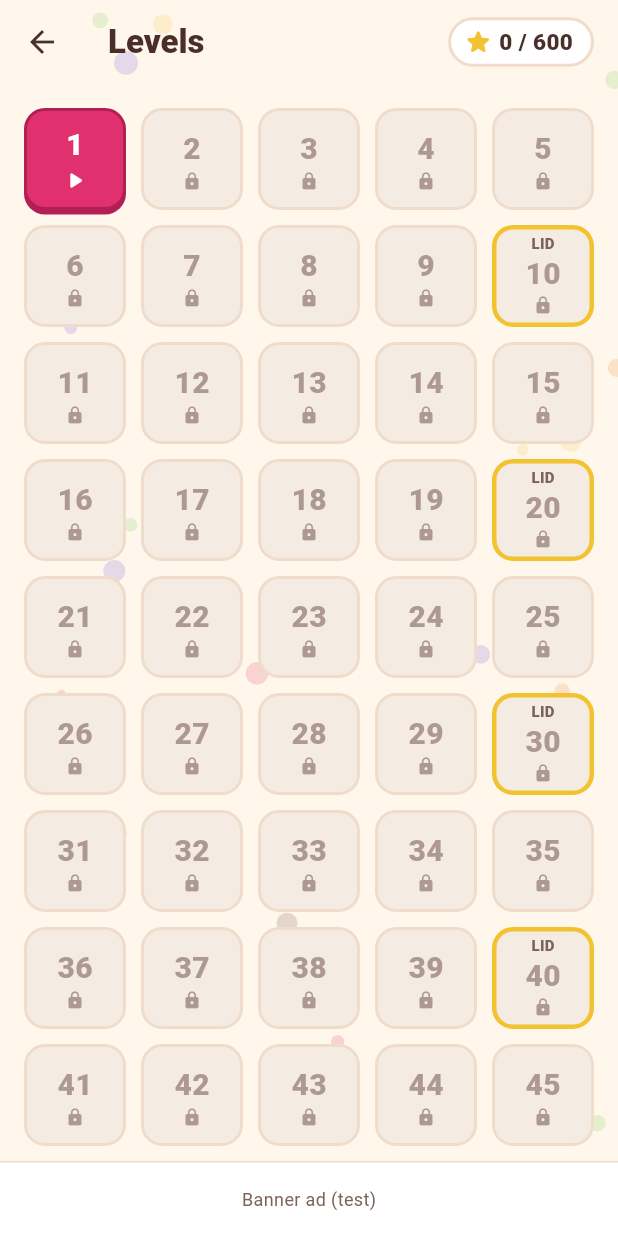
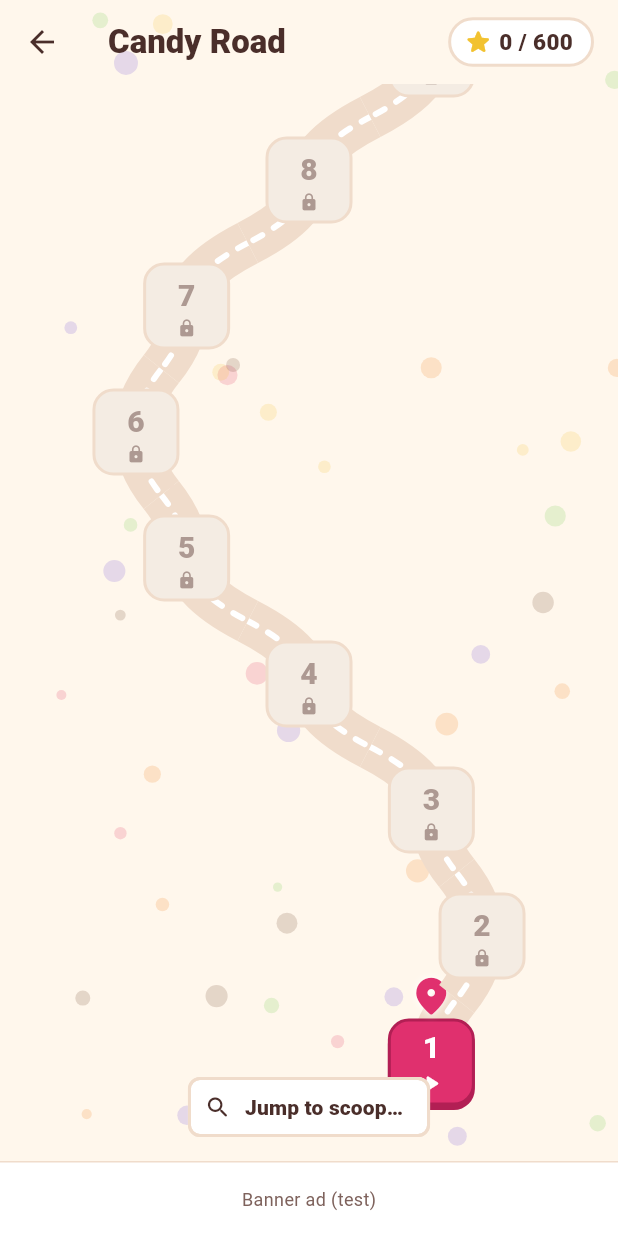
Before and after one commit to teoboonkeat/burger-stacks, a Flutter app: the screen it shows after launch, after a tap on "Levels", on a phone screen of 412 x 824 dp. Run offline on Flutter 3.47's test engine with Material 3 defaults, Android fonts, the phone set to English and light mode, and no system bars; our stand-ins replace shared_preferences; missing offline and left inert: flame, flame_audio.

Commit message:
P7: Candy Road replaces the level grid
Levels opens a winding road drawn in code, scoop 1 at the bottom. Each
scoop is a stop (the existing tile, with stars, lock, Lid label and
spoon). Lid scoops are jar landmarks showing the jar's name, what sealing
pays or that it is sealed, and its Master spoons (x / 10). Signposts 10
stops before each P6a twist say what is coming ("New ahead: Double lock
- 41"). After a new win the marker walks to the new stop the first time
the road opens. A "Jump to scoop" chip replaces the grid's quick access.

Rows are built lazily and each paints only its own piece of road, so 200
stops scroll smoothly. Save: new key roadSeen (defaults to the current
scoop, so existing players see no walk). The road's scroll maths and
signposts are unit-tested; the grid and its LevelGrid maths are removed.

Co-Authored-By: Claude Opus 5.5 <noreply@anthropic.com>

```diff
--- a/lib/app/app_state.dart
+++ b/lib/app/app_state.dart
@@ -34,6 +34,9 @@ class AppState extends ChangeNotifier implements Wallet {
   /// Scoops with a gold Master spoon (`spoons`). Starts empty: past runs
   /// did not record whether help was used.
   Set<int> spoons = {};
+  /// Candy Road stop the marker was last drawn at (`roadSeen`), so it
+  /// walks to a new stop once. Starts at the current scoop.
+  int roadSeen = 1;
 
   Future<void> load() async {
     _p = await SharedPreferences.getInstance();
@@ -62,6 +65,7 @@ class AppState extends ChangeNotifier implements Wallet {
     };
     spoons = {for (final s in _p.getStringList('spoons') ?? <String>[]) int.parse(s)};
     rankPaid = _p.getInt('rankPaid') ?? rank;
+    roadSeen = _p.getInt('roadSeen') ?? currentLevel;
   }
 
   Future<void> save() async {
@@ -83,6 +87,7 @@ class AppState extends ChangeNotifier implements Wallet {
     await _p.setStringList('boosterStock',
         [for (final e in boosterStock.entries) '${e.key.name}:${e.value}']);
     await _p.setInt('rankPaid', rankPaid);
+    await _p.setInt('roadSeen', roadSeen);
     await _p.setStringList('spoons', [for (final s in spoons.toList()..sort()) '$s']);
   }
 
--- /dev/null
+++ b/lib/app/road.dart
@@ -0,0 +1,49 @@
+/// Candy Road (P7): the level list as a winding road, scoop 1 at the
+/// bottom. Pure layout maths (unit-tested); drawn by ui/road_screen.dart.
+library;
+
+import 'dart:math';
+
+import 'chapters.dart';
+
+class RoadLayout {
+  /// Height of one stop's row, and of a Lid scoop's (a jar landmark).
+  static const rowH = 84.0, lidH = 124.0;
+
+  /// Space above the last stop and below the first.
+  static const pad = 24.0;
+
+  static double heightOf(int level) => Jars.isLid(level) ? lidH : rowH;
+
+  /// Horizontal centre of [level]'s stop as a share of the width: the
+  /// road swings left and right, one full swing every 8 stops.
+  static double xOf(int level) => .5 + .28 * sin(level * pi / 4);
+
+  /// Total scrollable height of a road of [count] stops.
+  static double extent(int count) {
+    var h = 2 * pad;
+    for (var l = 1; l <= count; l++) {
+      h += heightOf(l);
+    }
+    return h;
+  }
+
+  /// Scroll offset of a bottom-up road (offset 0 shows scoop 1) that puts
+  /// [level]'s stop in the middle of a [viewH] high view, clamped.
+  static double offsetFor(int level, int count, double viewH) {
+    var below = pad;
+    for (var l = 1; l < level; l++) {
+      below += heightOf(l);
+    }
+    final want = below + heightOf(level) / 2 - viewH / 2;
+    return want.clamp(0.0, max(0.0, extent(count) - viewH));
+  }
+
+  /// Signposts 10 stops before each P6a twist, and what they say.
+  static const signs = {
+    31: ('New ahead', 'Double lock · 41'),
+    51: ('New ahead', 'Tall tubes · 61'),
+    91: ('Ahead', 'Big Kitchen · 101'),
+    131: ('New ahead', 'Tall tubes + double lock · 141'),
+  };
+}
--- /dev/null
+++ b/lib/ui/road_screen.dart
@@ -0,0 +1,355 @@
+import 'package:flutter/material.dart';
+import 'package:flutter/services.dart';
+
+import '../app/chapters.dart';
+import '../app/road.dart';
+import '../app/theme.dart';
+import '../game/bean_painter.dart';
+import 'game_screen.dart';
+import 'screens.dart';
+import 'widgets.dart';
+
+/// Candy Road (P7): every scoop is a stop on a winding road, bottom to
+/// top. Lid scoops are jar landmarks, signposts announce the next twist,
+/// and the marker walks to the new stop after a win.
+class RoadScreen extends StatefulWidget {
+  final Services s;
+  const RoadScreen(this.s, {super.key});
+  @override
+  State<RoadScreen> createState() => _RoadScreenState();
+}
+
+class _RoadScreenState extends State<RoadScreen> {
+  ScrollController? _scroll;
+  double _viewH = 0;
+
+  /// Stop the marker is drawn at; it starts where it was last seen and
+  /// walks to the current scoop once the screen is up.
+  late int _marker =
+      widget.s.state.roadSeen.clamp(1, widget.s.state.currentLevel);
+
+  int get _count => widget.s.levels.length;
+
+  @override
+  void initState() {
+    super.initState();
+    final st = widget.s.state;
+    if (_marker < st.currentLevel) {
+      Future.delayed(const Duration(milliseconds: 450), () {
+        if (!mounted) return;
+        setState(() => _marker = st.currentLevel);
+        st.update((x) => x.roadSeen = x.currentLevel);
+      });
+    } else if (st.roadSeen != st.currentLevel) {
+      st.update((x) => x.roadSeen = x.currentLevel);
+    }
+  }
+
+  @override
+  void dispose() {
+    _scroll?.dispose();
+    super.dispose();
+  }
+
+  void _open(int level) => Navigator.push(context,
+      MaterialPageRoute(builder: (_) => GameScreen(widget.s, level)));
+
+  Future<void> _jump() async {
+    final ctl = TextEditingController();
+    final n = await showDialog<int>(
+      context: context,
+      builder: (c) {
+        void go() => Navigator.pop(c, int.tryParse(ctl.text));
+        return AlertDialog(
+          title: const Text('Jump to scoop'),
+          content: TextField(
+            controller: ctl,
+            autofocus: true,
+            keyboardType: TextInputType.number,
+            inputFormatters: [FilteringTextInputFormatter.digitsOnly],
+            decoration: InputDecoration(hintText: '1 to $_count'),
+            onSubmitted: (_) => go(),
+          ),
+          actions: [
+            TextButton(onPressed: () => Navigator.pop(c), child: const Text('Cancel')),
+            FilledButton(onPressed: go, child: const Text('Go')),
+          ],
+        );
+      },
+    );
+    if (n == null || !mounted || _scroll == null) return;
+    _scroll!.animateTo(
+        RoadLayout.offsetFor(n.clamp(1, _count), _count, _viewH),
+        duration: const Duration(milliseconds: 500),
+        curve: Curves.easeInOut);
+  }
+
+  @override
+  Widget build(BuildContext context) {
+    final st = widget.s.state;
+    return Scaffold(
+      appBar: AppBar(title: const Text('Candy Road'), actions: [
+        ListenableBuilder(
+          listenable: st,
+          builder: (context, _) => InfoChip(
+              leading: const Icon(Icons.star_rounded, color: C.star, size: 20),
+              text: '${st.starTotal} / ${_count * 3}'),
+        ),
+        const SizedBox(width: 16),
+      ]),
+      body: Column(children: [
+        Expanded(
+          child: LayoutBuilder(builder: (context, box) {
+            _viewH = box.maxHeight;
+            _scroll ??= ScrollController(
+                initialScrollOffset:
+                    RoadLayout.offsetFor(st.currentLevel, _count, box.maxHeight));
+            return Stack(children: [
+              ListenableBuilder(
+                listenable: st,
+                builder: (context, _) => ListView.builder(
+                  controller: _scroll,
+                  reverse: true,
+                  padding: const EdgeInsets.symmetric(vertical: RoadLayout.pad),
+                  itemCount: _count,
+                  itemBuilder: (context, i) => _Stop(
+                    s: widget.s,
+                    level: i + 1,
+                    count: _count,
+                    width: box.maxWidth,
+                    marker: _marker == i + 1,
+                    onTap: () => _open(i + 1),
+                  ),
+                ),
+              ),
+              Positioned(
+                left: 0,
+                right: 0,
+                bottom: 12,
+                child: Center(
+                  child: ActionChip(
+                    avatar: const Icon(Icons.search_rounded, color: C.text, size: 18),
+                    label: const Text('Jump to scoop…',
+                        style: TextStyle(fontWeight: FontWeight.w800, color: C.text)),
+                    backgroundColor: C.panel,
+                    side: const BorderSide(color: C.border, width: 2),
+                    onPressed: _jump,
+                  ),
+                ),
+              ),
+            ]);
+          }),
+        ),
+        BannerSlot(hidden: st.removeAds),
+      ]),
+    );
+  }
+}
+
+/// One row of the road: its piece of road, the stop, and for Lid scoops
+/// the jar landmark, for signpost stops the sign.
+class _Stop extends StatelessWidget {
+  final Services s;
+  final int level, count;
+  final double width;
+  final bool marker;
+  final VoidCallback onTap;
+  const _Stop(
+      {required this.s,
+      required this.level,
+      required this.count,
+      required this.width,
+      required this.marker,
+      required this.onTap});
+
+  static const tile = 58.0;
+
+  @override
+  Widget build(BuildContext context) {
+    final st = s.state;
+    final h = RoadLayout.heightOf(level);
+    final x = RoadLayout.xOf(level) * width;
+    // Labels go on the roomier side of the stop.
+    final labelLeft = RoadLayout.xOf(level) > .5;
+    final stars = st.stars[level] ?? 0;
+    final jar = Jars.of(level);
+    final sign = RoadLayout.signs[level];
+    Widget side(Widget child) => Positioned(
+          top: 0,
+          bottom: 0,
+          left: labelLeft ? 12 : x + tile / 2 + 12,
+          right: labelLeft ? width - x + tile / 2 + 12 : 12,
+          child: Align(
+            alignment: labelLeft ? Alignment.centerRight : Alignment.centerLeft,
+            child: child,
+          ),
+        );
+    return SizedBox(
+      height: h,
+      child: Stack(clipBehavior: Clip.none, children: [
+        Positioned.fill(
+          child: CustomPaint(painter: _RoadPainter(level, count, width)),
+        ),
+        Positioned(
+          left: x - tile / 2,
+          top: (h - tile) / 2,
+          width: tile,
+          height: tile,
+          child: LevelTile(
+            id: level,
+            open: st.isUnlocked(level),
+            next: level == st.currentLevel && stars == 0,
+            stars: stars,
+            lid: Jars.isLid(level),
+            spoon: stars == 0 ? null : st.spoons.contains(level),
+            onTap: onTap,
+          ),
+        ),
+        if (Jars.isLid(level))
+          side(_JarLabel(
+            jar: jar,
+            sealed: st.jarsSealed.contains(jar),
+            spoons: st.spoonsIn(jar),
+            alignEnd: labelLeft,
+          ))
+        else if (sign != null)
+          side(_Sign(sign.$1, sign.$2)),
+        Positioned(
+          left: x - 15,
+          top: (h - tile) / 2 - 30,
+          child: AnimatedScale(
+            scale: marker ? 1 : 0,
+            duration: const Duration(milliseconds: 350),
+            curve: Curves.easeOutBack,
+            child: const Icon(Icons.location_on_rounded,
+                color: C.accent,
+                size: 30,
+                shadows: [Shadow(color: Colors.white, blurRadius: 6)]),
+          ),
+        ),
+      ]),
+    );
+  }
+}
+
+/// Jar landmark beside a Lid scoop: "Jar 6 · Cola", sealed or "seal here",
+/// and its Master spoons.
+class _JarLabel extends StatelessWidget {
+  final int jar, spoons;
+  final bool sealed, alignEnd;
+  const _JarLabel(
+      {required this.jar,
+      required this.sealed,
+      required this.spoons,
+      required this.alignEnd});
+
+  @override
+  Widget build(BuildContext context) {
+    final colour = beanColors[Jars.flavour(jar)]!;
+    return Container(
+      padding: const EdgeInsets.fromLTRB(10, 6, 10, 6),
+      decoration: BoxDecoration(
+        color: C.panel,
+        borderRadius: BorderRadius.circular(12),
+        border: Border.all(color: colour, width: 2),
+      ),
+      child: Column(
+        mainAxisSize: MainAxisSize.min,
+        crossAxisAlignment: alignEnd ? CrossAxisAlignment.end : CrossAxisAlignment.start,
+        children: [
+          Text(Jars.name(jar),
+              style: const TextStyle(fontSize: 13, fontWeight: FontWeight.w900)),
+          Text(
+              sealed
+                  ? (Jars.isGold(jar) ? 'Sealed · gold lid' : 'Sealed')
+                  : 'Seal here · +${Jars.payFor(jar)}',
+              style: TextStyle(
+                  fontSize: 12,
+                  fontWeight: FontWeight.w800,
+                  color: sealed ? C.newBadge : C.accentText)),
+          Row(mainAxisSize: MainAxisSize.min, children: [
+            SpoonIcon(gold: spoons == Jars.size, size: 12),
+            const SizedBox(width: 4),
+            Text('Spoons $spoons / ${Jars.size}',
+                style: const TextStyle(
+                    fontSize: 12, fontWeight: FontWeight.w700, color: C.text2)),
+          ]),
+        ],
+      ),
+    );
+  }
+}
+
+/// Signpost announcing the next twist.
+class _Sign extends StatelessWidget {
+  final String head, text;
+  const _Sign(this.head, this.text);
+
+  @override
+  Widget build(BuildContext context) => Container(
+        padding: const EdgeInsets.fromLTRB(10, 5, 10, 6),
+        decoration: BoxDecoration(
+          color: C.star,
+          borderRadius: BorderRadius.circular(10),
+          border: Border.all(color: const Color(0xFFC99A12), width: 2),
+        ),
+        child: Column(mainAxisSize: MainAxisSize.min, children: [
+          Text(head.toUpperCase(),
+              style: const TextStyle(
+                  fontSize: 10, letterSpacing: 1, fontWeight: FontWeight.w900)),
+          Text(text,
+              textAlign: TextAlign.center,
+              style: const TextStyle(fontSize: 13, fontWeight: FontWeight.w900)),
+        ]),
+      );
+}
+
+/// This row's piece of road: from the edge it shares with the stop below,
+/// through its own stop, to the edge it shares with the stop above. Each
+/// row stays inside its own box, so rows can be built lazily.
+class _RoadPainter extends CustomPainter {
+  final int level, count;
+  final double width;
+  _RoadPainter(this.level, this.count, this.width);
+
+  @override
+  void paint(Canvas c, Size s) {
+    final x = RoadLayout.xOf(level) * width;
+    final mid = Offset(x, s.height / 2);
+    final path = Path();
+    if (level > 1) {
+      final xb = (x + RoadLayout.xOf(level - 1) * width) / 2;
+      path
+        ..moveTo(xb, s.height)
+        ..quadraticBezierTo(x, s.height * .75, mid.dx, mid.dy);
+    } else {
+      path.moveTo(mid.dx, mid.dy);
+    }
+    if (level < count) {
+      final xt = (x + RoadLayout.xOf(level + 1) * width) / 2;
+      path.quadraticBezierTo(x, s.height * .25, xt, 0);
+    }
+    c.drawPath(
+        path,
+        Paint()
+          ..style = PaintingStyle.stroke
+          ..strokeWidth = 30
+          ..strokeCap = StrokeCap.butt
+          ..color = C.border);
+    // Dashed sugar line down the middle.
+    final dash = Paint()
+      ..style = PaintingStyle.stroke
+      ..strokeWidth = 4
+      ..strokeCap = StrokeCap.round
+      ..color = Colors.white;
+    for (final m in path.computeMetrics()) {
+      for (var d = 4.0; d < m.length; d += 16) {
+        c.drawPath(m.extractPath(d, d + 7), dash);
+      }
+    }
+  }
+
+  @override
+  bool shouldRepaint(_RoadPainter o) =>
+      o.level != level || o.count != count || o.width != width;
+}
--- a/lib/ui/screens.dart
+++ b/lib/ui/screens.dart
@@ -7,6 +7,7 @@ import '../app/chapters.dart';
 import '../app/theme.dart';
 import '../levels/level.dart';
 import 'game_screen.dart';
+import 'road_screen.dart';
 import 'widgets.dart';
 
 class Services {
@@ -65,7 +66,7 @@ class HomeScreen extends StatelessWidget {
                     primary: false,
                     width: bw,
                     onTap: () => Navigator.push(context,
-                        MaterialPageRoute(builder: (_) => LevelListScreen(s)))),
+                        MaterialPageRoute(builder: (_) => RoadScreen(s)))),
                 const SizedBox(height: 12),
                 BigButton('Settings',
                     primary: false,
@@ -160,81 +161,9 @@ Future<void> buyRemoveAds(BuildContext context, AppState st) async {
   if (ok == true) st.update((s) => s.removeAds = true);
 }
 
-/// Level grid geometry, shared by the grid and its initial scroll.
-class LevelGrid {
-  static const cols = 5, pad = 16.0, gap = 10.0;
-
-  /// Scroll offset that puts [level]'s row in the middle of a [viewH] high
-  /// grid that is [width] wide, clamped to the scrollable range.
-  static double offsetFor(int level, int count, double width, double viewH) {
-    final tile = (width - 2 * pad - (cols - 1) * gap) / cols;
-    final rowH = tile + gap;
-    final rows = (count / cols).ceil();
-    final content = 2 * pad + rows * rowH - gap;
-    final row = (level - 1) ~/ cols;
-    final want = pad + row * rowH - (viewH - tile) / 2;
-    return want.clamp(0.0, max(0.0, content - viewH));
-  }
-}
-
-class LevelListScreen extends StatelessWidget {
-  final Services s;
-  const LevelListScreen(this.s, {super.key});
-
-  @override
-  Widget build(BuildContext context) {
-    final st = s.state;
-    return Scaffold(
-      appBar: AppBar(title: const Text('Levels'), actions: [
-        ListenableBuilder(
-          listenable: st,
-          builder: (context, _) => InfoChip(
-              leading: const Icon(Icons.star_rounded, color: C.star, size: 20),
-              text: '${st.starTotal} / ${s.levels.length * 3}'),
-        ),
-        const SizedBox(width: 16),
-      ]),
-      body: ListenableBuilder(
-        listenable: st,
-        builder: (context, _) => Column(children: [
-          Expanded(
-            child: LayoutBuilder(
-              builder: (context, box) => GridView.builder(
-                controller: ScrollController(
-                    initialScrollOffset: LevelGrid.offsetFor(st.currentLevel,
-                        s.levels.length, box.maxWidth, box.maxHeight)),
-                padding: const EdgeInsets.all(LevelGrid.pad),
-                gridDelegate: const SliverGridDelegateWithFixedCrossAxisCount(
-                    crossAxisCount: LevelGrid.cols,
-                    mainAxisSpacing: LevelGrid.gap,
-                    crossAxisSpacing: LevelGrid.gap),
-                itemCount: s.levels.length,
-                itemBuilder: (context, i) {
-                  final id = i + 1;
-                  return _LevelTile(
-                    id: id,
-                    open: st.isUnlocked(id),
-                    next: id == st.currentLevel && (st.stars[id] ?? 0) == 0,
-                    lid: Jars.isLid(id),
-                    spoon: (st.stars[id] ?? 0) == 0
-                        ? null
-                        : st.spoons.contains(id),
-                    stars: st.stars[id] ?? 0,
-                    onTap: () => Navigator.push(context,
-                        MaterialPageRoute(builder: (_) => GameScreen(s, id))),
-                  );
-                },
-              ),
-            ),
-          ),
-          BannerSlot(hidden: st.removeAds),
-        ]),
-      ),
-    );
-  }
-}
-
-class _LevelTile extends StatelessWidget {
+/// One scoop as a tile: number, stars, lock or play, the Lid label and
+/// the Master spoon. Used as the stops of the Candy Road.
+class LevelTile extends StatelessWidget {
   final int id, stars;
   final bool open, next;
   /// Lid scoop: the jar's last scoop, gold-edged and labelled.
@@ -243,8 +172,9 @@ class _LevelTile extends StatelessWidget {
   /// it is won gold.
   final bool? spoon;
   final VoidCallback onTap;
-  const _LevelTile(
-      {required this.id,
+  const LevelTile(
+      {super.key,
+      required this.id,
       required this.open,
       required this.next,
       required this.stars,
@@ -329,6 +259,7 @@ Future<void> _confirmReset(BuildContext context, AppState st) async {
     x.boosterStock = {};
     x.rankPaid = 1;
     x.spoons = {};
+    x.roadSeen = 1;
     x.unlockAll = false;
   });
 }
```
Also changed, not shown: 1 other file.
